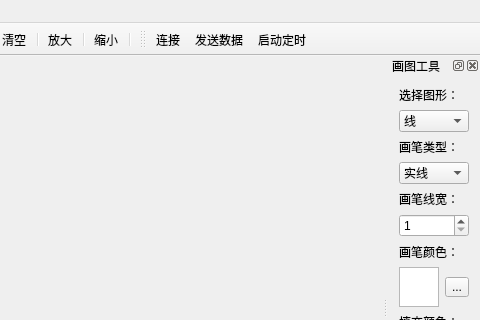
This is GIS_Project/mainwindow.ui in WZhutian/GIS_Project as Qt 5 draws it before an edit; both pictures show x 320 to 800 and y 0 to 320 of the 800 by 580 pixel window. The edited form follows.
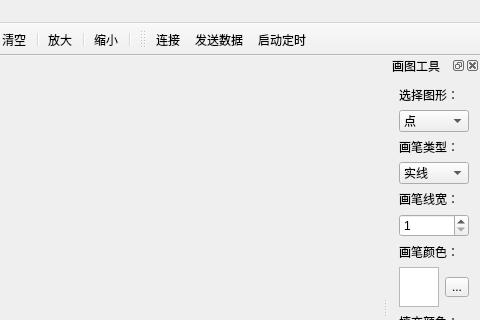
This is the edited form. Icons and pictures are not drawn.

The edit to the form file:
```diff
--- a/GIS_Project/mainwindow.ui
+++ b/GIS_Project/mainwindow.ui
@@ -116,11 +116,20 @@
        <item>
         <widget class="QComboBox" name="shapeComboBox">
          <property name="currentText">
-          <string>线</string>
+          <string>点</string>
          </property>
          <property name="maxCount">
           <number>2147483642</number>
          </property>
+         <item>
+          <property name="text">
+           <string>点</string>
+          </property>
+          <property name="icon">
+           <iconset resource="ICON/icon.qrc">
+            <normaloff>:/new/prefix1/circle.png</normaloff>:/new/prefix1/circle.png</iconset>
+          </property>
+         </item>
          <item>
           <property name="text">
            <string>线</string>
```
